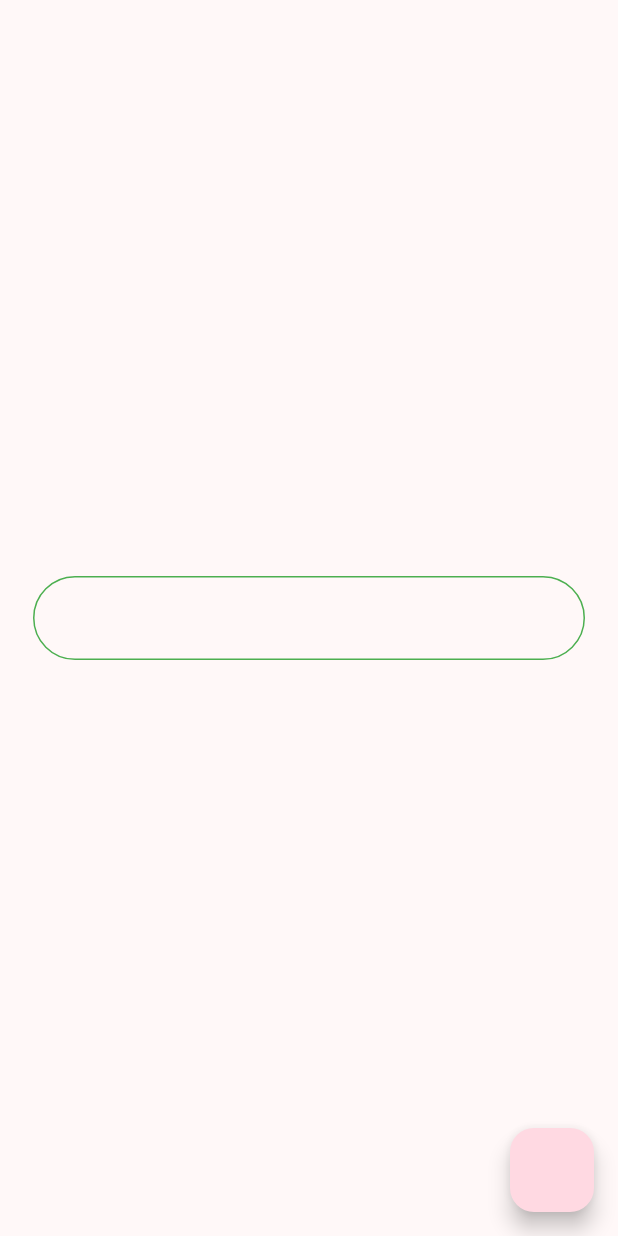
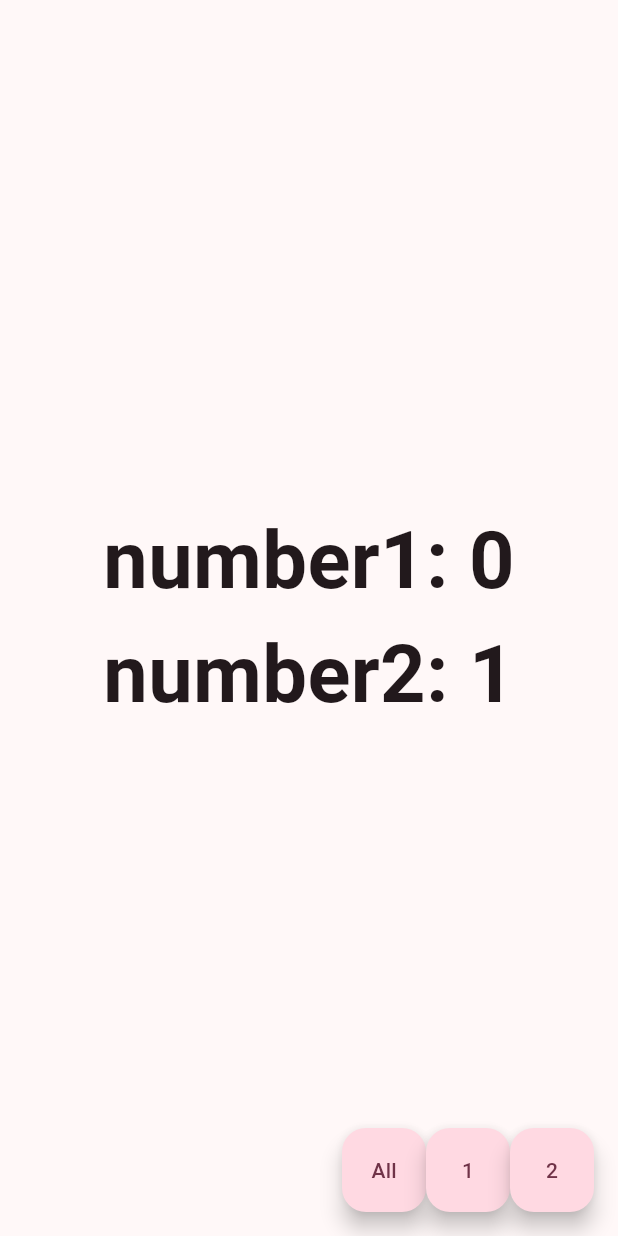
Before and after one commit to wesam-salama/firstLayout, a Flutter app: the screen it shows after launch, on a phone screen of 412 x 824 dp. Run offline on Flutter 3.47's test engine with Material 2 defaults, Android fonts, the phone set to English and light mode, and no system bars; our stand-ins replace flutter_svg, shared_preferences.

Commit message:
provider state

```diff
--- a/lib/main.dart
+++ b/lib/main.dart
@@ -6,11 +6,15 @@ import 'package:layouts/Navigation_pages/page2.dart';
 
 import 'package:layouts/helpers/sp_helper.dart';
 import 'package:layouts/screens/auth/login_screen.dart';
+import 'package:layouts/screens/provider_state/provider_controller.dart';
+import 'package:layouts/screens/provider_state/provider_controllrt_2.dart';
+import 'package:layouts/screens/provider_state/provider_state_screen.dart';
 import 'package:layouts/screens/splach/splach_screen.dart';
 import 'package:layouts/widgets/cat_item.dart';
 import 'package:layouts/widgets/home_item.dart';
 import 'package:layouts/widgets/main_cat_section.dart';
 import 'package:layouts/widgets/special_offers_item.dart';
+import 'package:provider/provider.dart';
 
 void main() async{
   WidgetsFlutterBinding.ensureInitialized();
@@ -32,7 +36,18 @@ class MyApp extends StatelessWidget {
           useMaterial3: true,
         ),
 
-        home: LoginScreen()
+        home: MultiProvider(
+          providers: [
+          ChangeNotifierProvider(create: (_)=> ProviderController()),
+          ChangeNotifierProvider(create: (_)=> ProviderController2()),
+        ],
+        child: ProviderStateScreen(),
+        ),
+
+        // ChangeNotifierProvider.value(
+        //     value: ProviderController(),
+        //     child: ProviderStateScreen()),
+        // LoginScreen()
         // SplachScreen()
         // NavigationWorkSpase(),
         );
--- /dev/null
+++ b/lib/screens/provider_state/provider_controller.dart
@@ -0,0 +1,58 @@
+import 'package:flutter/material.dart';
+
+class ProviderController extends ChangeNotifier{
+
+  int _number1 = 0;
+  int _number2 = 1;
+
+
+  int get number1 => _number1;
+  int get number2 => _number2;
+
+  void add(){
+    _number1++;
+    _number2++;
+    notifyListeners();
+  }
+
+  void addTo1(){
+    _number1++;
+    notifyListeners();
+  }
+
+  void addTo2(){
+    _number2++;
+    notifyListeners();
+  }
+
+
+
+
+
+
+
+
+
+
+
+
+
+
+
+
+
+
+
+
+
+
+
+
+  String name = 'Ahmed';
+
+  changeName(){
+    name = 'Wesam';
+    notifyListeners();
+  }
+
+}
--- /dev/null
+++ b/lib/screens/provider_state/provider_controllrt_2.dart
@@ -0,0 +1,11 @@
+import 'package:flutter/material.dart';
+
+class ProviderController2 extends ChangeNotifier{
+  String name2 = 'Khaled';
+
+  changeName2(){
+    name2 = 'Hani';
+    /// This line to update UI
+    notifyListeners();
+  }
+}
--- /dev/null
+++ b/lib/screens/provider_state/provider_state_screen.dart
@@ -0,0 +1,152 @@
+import 'dart:developer';
+
+import 'package:flutter/material.dart';
+import 'package:layouts/screens/provider_state/provider_controller.dart';
+import 'package:layouts/screens/provider_state/provider_controllrt_2.dart';
+import 'package:provider/provider.dart';
+
+class ProviderStateScreen extends StatelessWidget {
+  ProviderStateScreen({super.key});
+
+  @override
+  Widget build(BuildContext context) {
+    log('build');
+    return Scaffold(
+      body: Column(
+        mainAxisAlignment: MainAxisAlignment.center,
+        children: [
+          SizedBox(
+            width: double.infinity,
+          ),
+          Number1(),
+          Number2(),
+          // ContentFirstProvider(),
+          // ContentSecoundProvider()
+          // Text('${Provider.of<ProviderController>(context).name}'),
+        ],
+      ),
+      floatingActionButton: Row(
+        mainAxisSize: MainAxisSize.min,
+        children: [
+          FloatingActionButton(
+            heroTag: 'all',
+            onPressed: () {
+              context.read<ProviderController>().add();
+            },
+            child: const Text('All'),
+          ),
+          FloatingActionButton(
+            heroTag: '1',
+            onPressed: () {
+              context.read<ProviderController>().addTo1();
+            },
+            child: const Text('1'),
+          ),
+          FloatingActionButton(
+            heroTag: '2',
+            onPressed: () {
+              context.read<ProviderController>().addTo2();
+            },
+            child: const Text('2'),
+          ),
+        ],
+      ),
+    );
+  }
+}
+
+class Number1 extends StatelessWidget {
+   Number1({super.key});
+
+  @override
+  Widget build(BuildContext context) {
+
+    return Selector<ProviderController, int>(
+      selector: (_, provider) => provider.number1,
+      builder: (BuildContext context, number1, Widget? child) {
+        log('Selector:Number1');
+        return Text(
+          'number1: ${number1}',
+          style: TextStyle(fontWeight: FontWeight.bold, fontSize: 53),
+        );
+      },
+    );
+  }
+}
+
+class Number2 extends StatelessWidget {
+  const Number2({super.key});
+
+  @override
+  Widget build(BuildContext context) {
+    log('Selector:Number2');
+    return Selector<ProviderController, int>(
+      selector: (_, provider) => provider.number2,
+      builder: (BuildContext context, num, Widget? child) {
+        log('Selector:Number2');
+        return Text(
+          'number2: ${num}',
+          style: TextStyle(fontWeight: FontWeight.bold, fontSize: 53),
+        );
+      },
+    );
+  }
+}
+
+class ContentFirstProvider extends StatelessWidget {
+  const ContentFirstProvider({super.key});
+
+  @override
+  Widget build(BuildContext context) {
+    return Consumer<ProviderController>(
+      builder: (BuildContext context, provider, Widget? child) {
+        log('build:name:ContentFirstProvider');
+        return Column(
+          mainAxisSize: MainAxisSize.min,
+          children: [
+            Text('${provider.name}'),
+            const SizedBox(
+              height: 12,
+            ),
+            ElevatedButton(
+              onPressed: () {
+                provider.changeName();
+                // Provider.of<ProviderController>(context,listen: false).changeName();
+              },
+              child: const Text('change name'),
+            )
+          ],
+        );
+      },
+    );
+  }
+}
+
+class ContentSecoundProvider extends StatelessWidget {
+  const ContentSecoundProvider({super.key});
+
+  @override
+  Widget build(BuildContext context) {
+    return Consumer<ProviderController2>(
+      builder: (BuildContext context, provider, Widget? child) {
+        log('build:name:ContentSecoundProvider');
+        return Column(
+          mainAxisSize: MainAxisSize.min,
+          children: [
+            Text('${provider.name2}'),
+            const SizedBox(
+              height: 12,
+            ),
+            ElevatedButton(
+              onPressed: () {
+                provider.changeName2();
+                // Provider.of<ProviderController>(context,listen: false).changeName();
+              },
+              child: const Text('change name'),
+            )
+          ],
+        );
+      },
+    );
+  }
+}
--- a/pubspec.yaml
+++ b/pubspec.yaml
@@ -38,6 +38,7 @@ dependencies:
   flutter_svg: ^2.0.7
   lottie: ^2.5.0
   shared_preferences: ^2.2.0
+  provider: ^6.0.5
 
 dev_dependencies:
   flutter_test:
```
Also changed, not shown: pubspec.lock.
